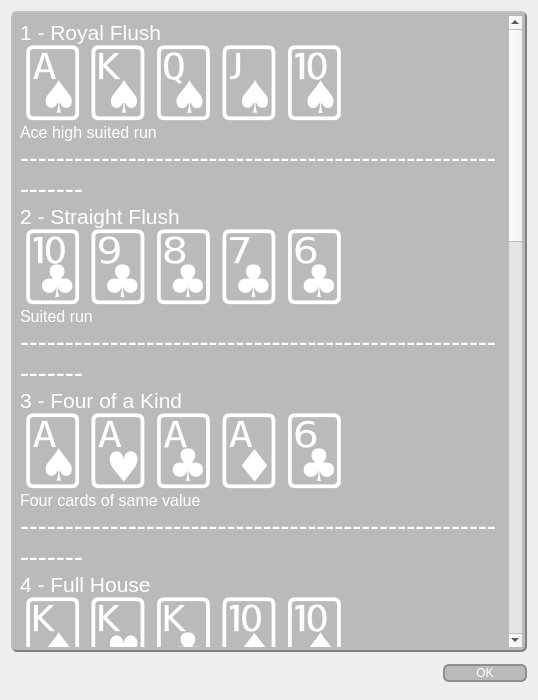
This is FiveCardDraw/handranks.ui in SixofClubsss/Dero-Poker-Table as Qt 5 draws it before an edit. The edited form follows.
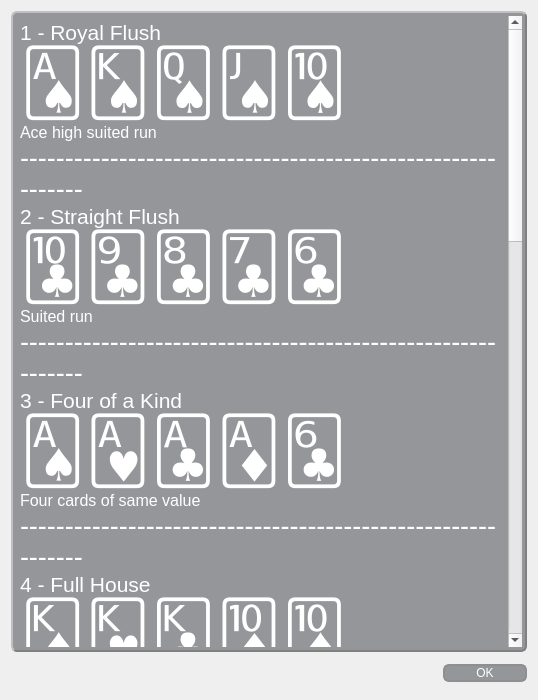
This is the edited form. Icons and pictures are not drawn.

```diff
--- a/FiveCardDraw/handranks.ui
+++ b/FiveCardDraw/handranks.ui
@@ -30,14 +30,9 @@
     <normaloff>:/images/dReamTablesDero.png</normaloff>:/images/dReamTablesDero.png</iconset>
   </property>
   <property name="styleSheet">
-   <string notr="true">QDialog{
-	background-image: url(:/images/background.png);	
-	background-position: center;
-}
-
-QPushButton:enabled{
+   <string notr="true">QPushButton:enabled{
 	color: rgb(255, 255, 255);
-	background-color: rgba(85, 88, 93, 90);
+	background-color: rgba(85, 88, 93, 150);
     border: 2px solid #8f8f91;
     border-radius: 6px;
     min-width: 80px;
@@ -58,7 +53,8 @@
 	color: rgba(0, 0, 0, 0);
     border-radius: 6px;
     min-width: 80px;
-}</string>
+}
+</string>
   </property>
   <property name="modal">
    <bool>false</bool>
@@ -73,7 +69,7 @@
     border-width: 2px;
     border-radius: 6px;
     padding: 3px;
-    background-color: rgba(85, 88, 93, 90);
+    background-color: rgba(85, 88, 93, 150);
     color: rgb(255, 255, 255);
 }
 </string>
```
Left out of the diff: 2 changed lines with no effect on the pictures.
